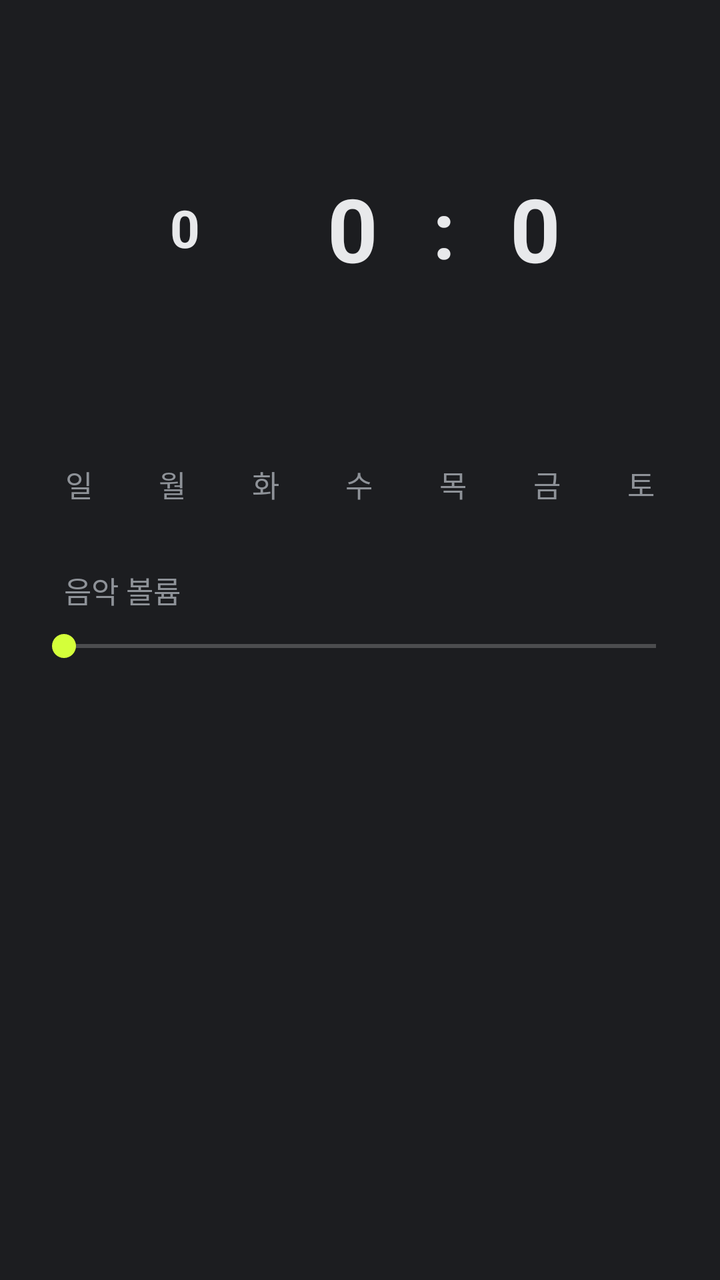
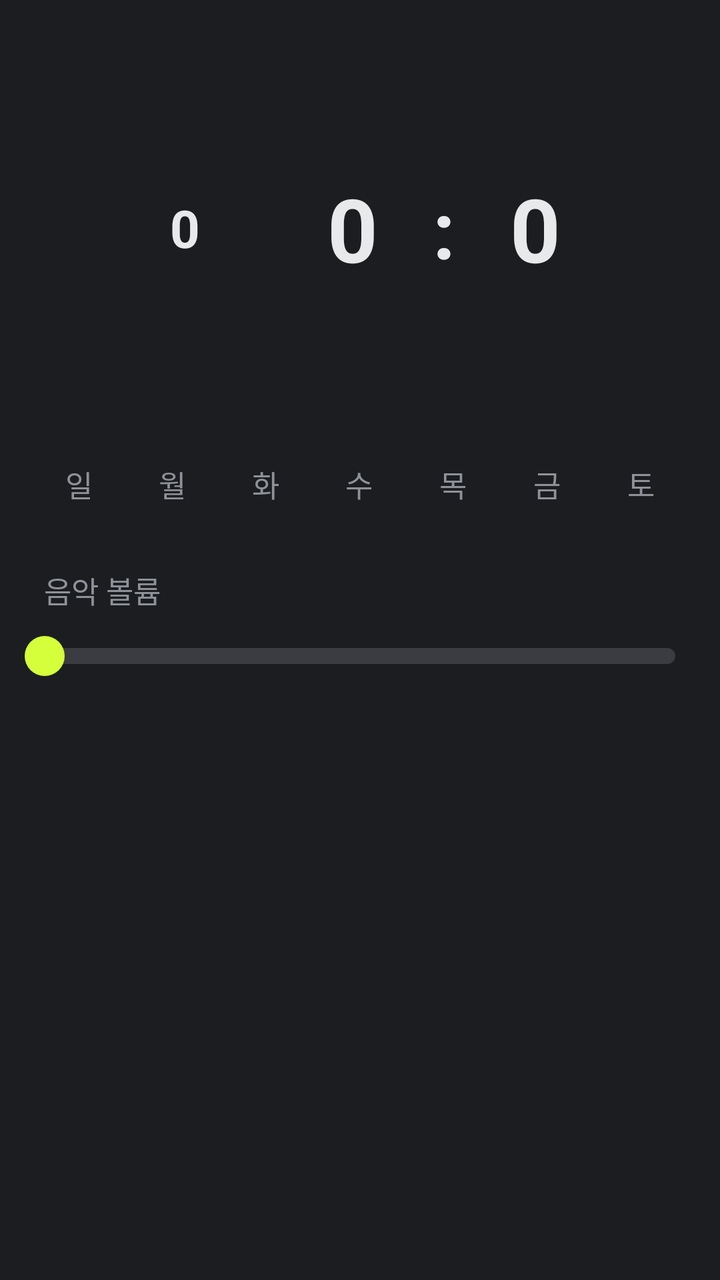

Compare the two renders of this Android layout. The source of the first and the diff that turns it into the second are given below.
<!-- AndroidManifest.xml: application theme AppTheme -->
<!-- res/layout/dialog_time.xml -->
<?xml version="1.0" encoding="utf-8"?>
<LinearLayout xmlns:android="http://schemas.android.com/apk/res/android"
    android:layout_width="match_parent"
    android:layout_height="wrap_content"
    android:defaultFocusHighlightEnabled="false"
    android:focusable="true"
    android:focusableInTouchMode="true"
    android:orientation="vertical"
    android:paddingHorizontal="16dp"
    android:paddingTop="24dp"
    android:paddingBottom="16dp">

    <LinearLayout
        android:layout_width="match_parent"
        android:layout_height="wrap_content"
        android:gravity="center"
        android:orientation="horizontal">

        <NumberPicker
            android:id="@+id/ampm"
            android:layout_width="wrap_content"
            android:layout_height="wrap_content"
            android:layout_marginEnd="20dp"
            android:theme="@style/Picker.AmPm" />

        <NumberPicker
            android:id="@+id/hour"
            android:layout_width="wrap_content"
            android:layout_height="wrap_content"
            android:theme="@style/Picker" />

        <TextView
            android:layout_width="wrap_content"
            android:layout_height="wrap_content"
            android:paddingHorizontal="8dp"
            android:text=":"
            android:textColor="@color/text_primary"
            android:textSize="40sp"
            android:textStyle="bold" />

        <NumberPicker
            android:id="@+id/minute"
            android:layout_width="wrap_content"
            android:layout_height="wrap_content"
            android:theme="@style/Picker" />
    </LinearLayout>

    
    <LinearLayout
        android:id="@+id/days"
        android:layout_width="match_parent"
        android:layout_height="wrap_content"
        android:layout_marginTop="16dp"
        android:orientation="horizontal">

        <CheckBox style="@style/DayToggle" android:text="일" />
        <CheckBox style="@style/DayToggle" android:text="월" />
        <CheckBox style="@style/DayToggle" android:text="화" />
        <CheckBox style="@style/DayToggle" android:text="수" />
        <CheckBox style="@style/DayToggle" android:text="목" />
        <CheckBox style="@style/DayToggle" android:text="금" />
        <CheckBox style="@style/DayToggle" android:text="토" />
    </LinearLayout>

    
    <LinearLayout
        android:layout_width="match_parent"
        android:layout_height="wrap_content"
        android:layout_marginTop="20dp"
        android:gravity="center_vertical"
        android:orientation="horizontal"
        android:paddingHorizontal="16dp">

        <TextView
            android:layout_width="0dp"
            android:layout_height="wrap_content"
            android:layout_weight="1"
            android:text="음악 볼륨"
            android:textColor="@color/text_secondary"
            android:textSize="15sp" />

        <TextView
            android:id="@+id/volume_text"
            android:layout_width="wrap_content"
            android:layout_height="wrap_content"
            android:textColor="@color/text_primary"
            android:textSize="15sp"
            android:textStyle="bold" />
    </LinearLayout>

    <SeekBar
        android:id="@+id/volume"
        android:layout_width="match_parent"
        android:layout_height="wrap_content"
        android:layout_marginTop="8dp"
        android:contentDescription="음악 볼륨"
        android:max="100" />
</LinearLayout>
<!-- resources referenced by this layout -->
<resources>
  <color name="text_primary">#E8E9EB</color>
  <color name="text_secondary">#8E9298</color>
  <style name="Picker">
          <item name="android:editTextStyle">@style/PickerText</item>
          
          <item name="android:colorControlNormal">@android:color/transparent</item>
      </style>
  <style name="Picker.AmPm">
          <item name="android:editTextStyle">@style/PickerText.AmPm</item>
      </style>
  <style name="PickerText" parent="android:Widget.Material.EditText">
          <item name="android:textSize">44sp</item>
          <item name="android:textStyle">bold</item>
          <item name="android:textColor">@color/text_primary</item>
      </style>
  <style name="PickerText.AmPm">
          <item name="android:textSize">26sp</item>
      </style>
  <color name="key">#D4FF3A</color>
  <color name="bg">#1C1D20</color>
  <color name="surface">#2A2C30</color>
  <!-- drawable bg_dialog (drawable) -->
  <?xml version="1.0" encoding="utf-8"?>
  <inset xmlns:android="http://schemas.android.com/apk/res/android"
      android:inset="16dp">
      <shape android:shape="rectangle">
          <corners android:radius="28dp" />
          <solid android:color="@color/surface" />
      </shape>
  </inset>
  <style name="DialogButtonBar" parent="android:Widget.Material.ButtonBar.AlertDialog">
          <item name="android:paddingTop">8dp</item>
          <item name="android:paddingBottom">20dp</item>
          <item name="android:paddingEnd">12dp</item>
      </style>
  <style name="PillButton.Key">
          <item name="android:background">@drawable/bg_key_button</item>
          <item name="android:textColor">@color/on_key</item>
      </style>
  <style name="PillButton.Gray">
          <item name="android:background">@drawable/bg_gray_button</item>
          <item name="android:textColor">@color/text_primary</item>
      </style>
  <!-- drawable bg_key_button (drawable) -->
  <?xml version="1.0" encoding="utf-8"?>
  <ripple xmlns:android="http://schemas.android.com/apk/res/android"
      android:color="#33000000">
      <item>
          <shape android:shape="rectangle">
              <corners android:radius="28dp" />
              <solid android:color="@color/key" />
          </shape>
      </item>
  </ripple>
  <color name="on_key">#1C1D20</color>
  <!-- drawable bg_gray_button (drawable) -->
  <?xml version="1.0" encoding="utf-8"?>
  <ripple xmlns:android="http://schemas.android.com/apk/res/android"
      android:color="#1FFFFFFF">
      <item>
          <shape android:shape="rectangle">
              <corners android:radius="28dp" />
              <solid android:color="@color/surface_high" />
          </shape>
      </item>
  </ripple>
  <color name="surface_high">#3A3C41</color>
  <!-- unchanged entries left out for length: 4 -->
</resources>

<!-- the commit's change to res/layout/dialog_time.xml (unified diff, before → after) -->
@@ -2,6 +2,7 @@
 <LinearLayout xmlns:android="http://schemas.android.com/apk/res/android"
     android:layout_width="match_parent"
     android:layout_height="wrap_content"
+    android:clipToPadding="false"
     android:defaultFocusHighlightEnabled="false"
     android:focusable="true"
     android:focusableInTouchMode="true"
@@ -69,7 +70,7 @@
         android:layout_marginTop="20dp"
         android:gravity="center_vertical"
         android:orientation="horizontal"
-        android:paddingHorizontal="16dp">
+        android:paddingHorizontal="6dp">
 
         <TextView
             android:layout_width="0dp"
@@ -88,11 +89,21 @@
             android:textStyle="bold" />
     </LinearLayout>
 
+    
     <SeekBar
         android:id="@+id/volume"
         android:layout_width="match_parent"
         android:layout_height="wrap_content"
-        android:layout_marginTop="8dp"
+        android:layout_marginStart="-6dp"
+        android:layout_marginTop="12dp"
+        android:layout_marginEnd="-6dp"
         android:contentDescription="음악 볼륨"
-        android:max="100" />
+        android:max="100"
+        android:maxHeight="8dp"
+        android:minHeight="8dp"
+        android:paddingStart="12dp"
+        android:paddingEnd="12dp"
+        android:progressDrawable="@drawable/seekbar_track"
+        android:splitTrack="false"
+        android:thumb="@drawable/seekbar_thumb" />
 </LinearLayout>
<!-- resource entries referenced after the edit -->
@@ -2,6 +2,33 @@
 <resources>
   <color name="text_primary">#E8E9EB</color>
   <color name="text_secondary">#8E9298</color>
+  <!-- drawable seekbar_thumb (drawable) -->
+  <?xml version="1.0" encoding="utf-8"?>
+  <shape xmlns:android="http://schemas.android.com/apk/res/android"
+      android:shape="oval">
+      <size
+          android:width="20dp"
+          android:height="20dp" />
+      <solid android:color="@color/key" />
+  </shape>
+  <!-- drawable seekbar_track (drawable) -->
+  <?xml version="1.0" encoding="utf-8"?>
+  <layer-list xmlns:android="http://schemas.android.com/apk/res/android">
+      <item android:id="@android:id/background">
+          <shape android:shape="rectangle">
+              <corners android:radius="4dp" />
+              <solid android:color="@color/surface_high" />
+          </shape>
+      </item>
+      <item android:id="@android:id/progress">
+          <scale android:scaleWidth="100%">
+              <shape android:shape="rectangle">
+                  <corners android:radius="4dp" />
+                  <solid android:color="@color/key" />
+              </shape>
+          </scale>
+      </item>
+  </layer-list>
   <style name="Picker">
           <item name="android:editTextStyle">@style/PickerText</item>
           
